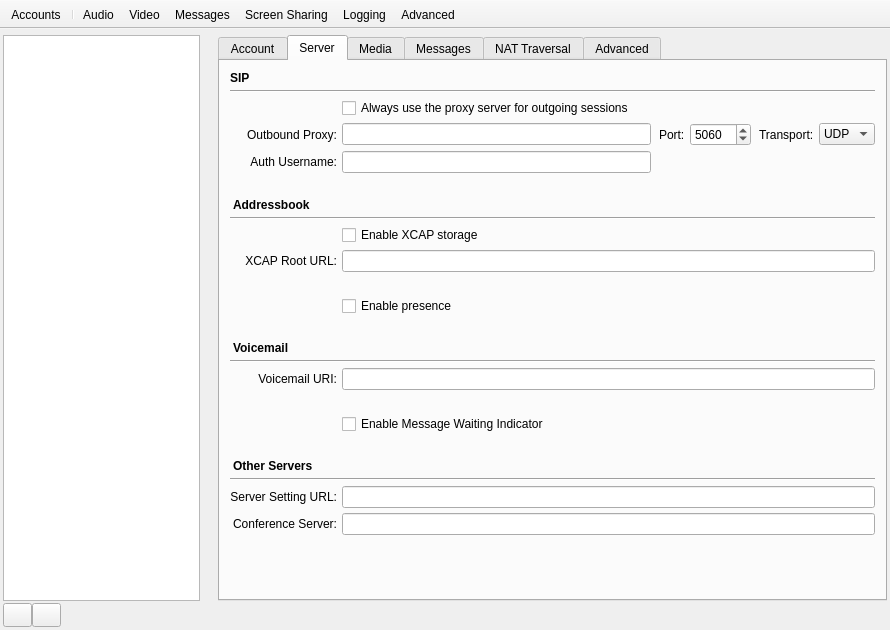
AGProjects/blink-qt, file resources/preferences.ui: the form before one commit.
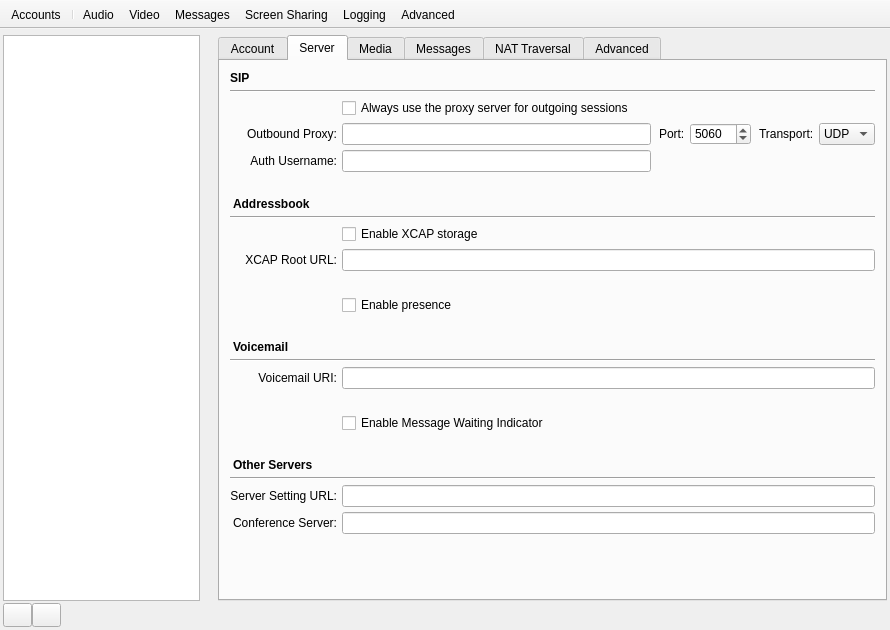
The form after the commit. The open tabs and pages were chosen to show the change. Icons and pictures are not drawn. Custom widgets are drawn as their Qt base class.

The edit to the form file:
```diff
--- a/resources/preferences.ui
+++ b/resources/preferences.ui
@@ -304,7 +304,35 @@
            <attribute name="title">
             <string>Server</string>
            </attribute>
-           <layout class="QGridLayout" name="server_settings_tab_layout">
+           <layout class="QVBoxLayout" name="server_settings_tab_outer_layout">
+            <property name="leftMargin">
+             <number>0</number>
+            </property>
+            <property name="topMargin">
+             <number>0</number>
+            </property>
+            <property name="rightMargin">
+             <number>0</number>
+            </property>
+            <property name="bottomMargin">
+             <number>0</number>
+            </property>
+            <item>
+             <widget class="QScrollArea" name="server_settings_scroll_area">
+              <property name="styleSheet">
+               <string notr="true">QScrollArea, QWidget#qt_scrollarea_viewport, QWidget#server_settings_contents { background: transparent; }</string>
+              </property>
+              <property name="frameShape">
+               <enum>QFrame::NoFrame</enum>
+              </property>
+              <property name="horizontalScrollBarPolicy">
+               <enum>Qt::ScrollBarAlwaysOff</enum>
+              </property>
+              <property name="widgetResizable">
+               <bool>true</bool>
+              </property>
+              <widget class="QWidget" name="server_settings_contents">
+               <layout class="QGridLayout" name="server_settings_tab_layout">
             <property name="leftMargin">
              <number>10</number>
             </property>
@@ -631,6 +659,10 @@
               <property name="text">
                <string>Enable XCAP storage</string>
               </property>
+             </widget>
+            </item>
+           </layout>
+              </widget>
              </widget>
             </item>
            </layout>
```
